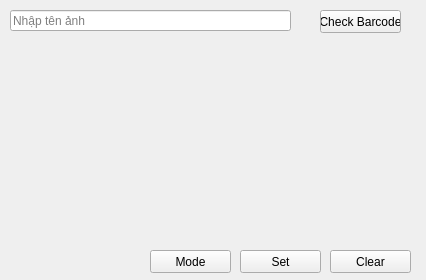
Above: gui.ui from CCrico/Read_barcode before the change. Below: the same form after it.
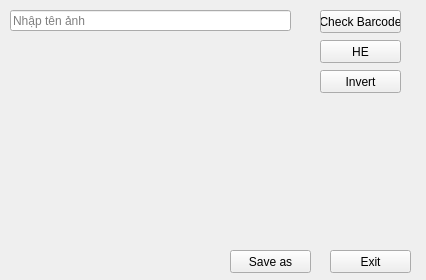
That is the form after the change.

Patch:
```diff
--- a/gui.ui
+++ b/gui.ui
@@ -40,32 +40,6 @@
      <string>Nhập tên ảnh</string>
     </property>
    </widget>
-   <widget class="QPushButton" name="modeButton">
-    <property name="geometry">
-     <rect>
-      <x>150</x>
-      <y>250</y>
-      <width>81</width>
-      <height>23</height>
-     </rect>
-    </property>
-    <property name="text">
-     <string>Mode</string>
-    </property>
-   </widget>
-   <widget class="QPushButton" name="setButton">
-    <property name="geometry">
-     <rect>
-      <x>240</x>
-      <y>250</y>
-      <width>81</width>
-      <height>23</height>
-     </rect>
-    </property>
-    <property name="text">
-     <string>Set</string>
-    </property>
-   </widget>
    <widget class="QPushButton" name="clearButton">
     <property name="geometry">
      <rect>
@@ -76,7 +50,56 @@
      </rect>
     </property>
     <property name="text">
-     <string>Clear</string>
+     <string>Exit</string>
+    </property>
+   </widget>
+   <widget class="QPushButton" name="clearButton_2">
+    <property name="geometry">
+     <rect>
+      <x>230</x>
+      <y>250</y>
+      <width>81</width>
+      <height>23</height>
+     </rect>
+    </property>
+    <property name="text">
+     <string>Save as</string>
+    </property>
+   </widget>
+   <widget class="QPushButton" name="printButton_2">
+    <property name="geometry">
+     <rect>
+      <x>320</x>
+      <y>40</y>
+      <width>81</width>
+      <height>23</height>
+     </rect>
+    </property>
+    <property name="text">
+     <string>HE</string>
+    </property>
+   </widget>
+   <widget class="QPushButton" name="printButton_3">
+    <property name="geometry">
+     <rect>
+      <x>320</x>
+      <y>70</y>
+      <width>81</width>
+      <height>23</height>
+     </rect>
+    </property>
+    <property name="text">
+     <string>Invert</string>
+    </property>
+   </widget>
+   <widget class="QWidget" name="widget" native="true">
+    <property name="geometry">
+     <rect>
+      <x>10</x>
+      <y>50</y>
+      <width>281</width>
+      <height>161</height>
+     </rect>
     </property>
    </widget>
   </widget>
```
Left out of the diff: 2 changed lines with no effect on the pictures.
